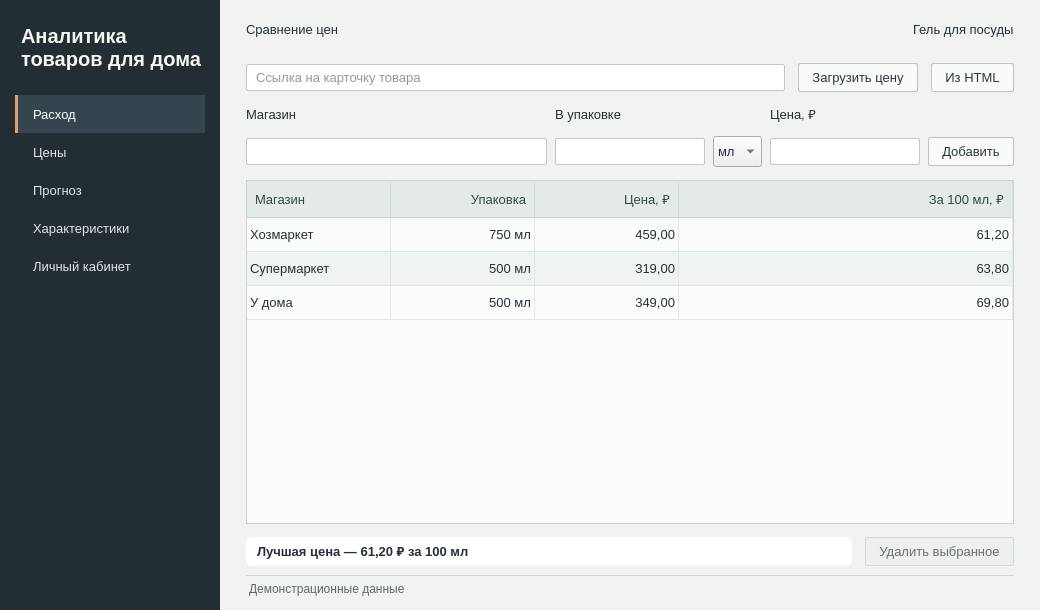
Joe6355/_Analytics-for-household-goods, file household_goods.ui: the form before one commit.
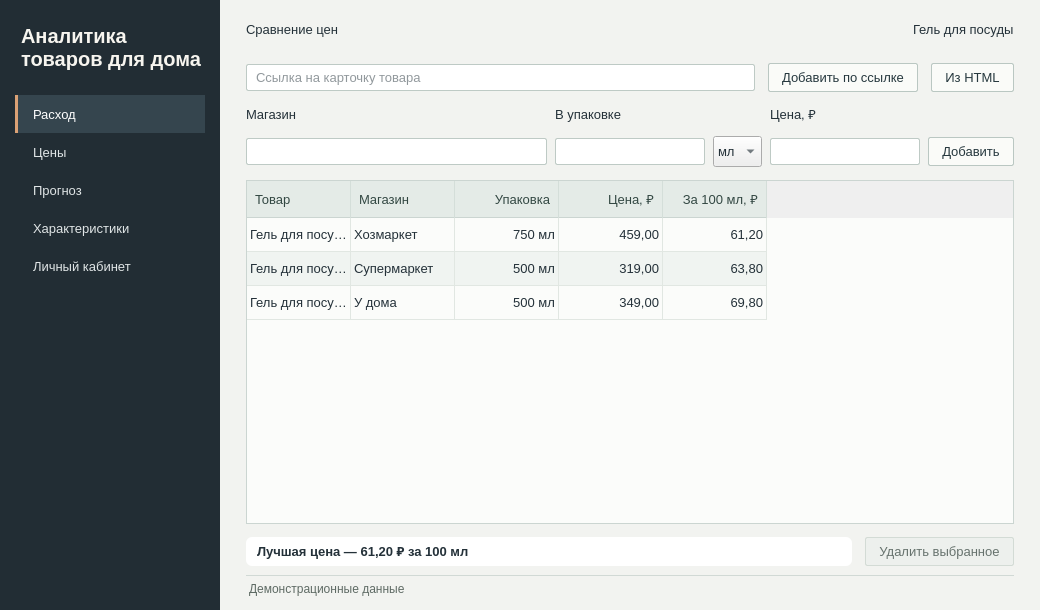
The form after the commit. The open tabs and pages were chosen to show the change. Icons and pictures are not drawn.

What changed in the file:
```diff
--- a/household_goods.ui
+++ b/household_goods.ui
@@ -797,7 +797,7 @@
                <item>
                 <widget class="QPushButton" name="loadPriceButton">
                  <property name="text">
-                  <string>Загрузить цену</string>
+                  <string>Добавить по ссылке</string>
                  </property>
                 </widget>
                </item>
@@ -896,6 +896,9 @@
                <property name="accessibleName">
                 <string>Сравнение предложений</string>
                </property>
+               <property name="wordWrap">
+                <bool>false</bool>
+               </property>
                <property name="editTriggers">
                 <set>QAbstractItemView::NoEditTriggers</set>
                </property>
@@ -909,10 +912,7 @@
                 <enum>QAbstractItemView::SelectRows</enum>
                </property>
                <attribute name="horizontalHeaderDefaultSectionSize">
-                <number>144</number>
-               </attribute>
-               <attribute name="horizontalHeaderStretchLastSection">
-                <bool>true</bool>
+                <number>104</number>
                </attribute>
                <attribute name="verticalHeaderVisible">
                 <bool>false</bool>
@@ -923,6 +923,14 @@
                <row/>
                <row/>
                <row/>
+               <column>
+                <property name="text">
+                 <string>Товар</string>
+                </property>
+                <property name="textAlignment">
+                 <set>AlignLeading|AlignVCenter</set>
+                </property>
+               </column>
                <column>
                 <property name="text">
                  <string>Магазин</string>
@@ -957,26 +965,31 @@
                </column>
                <item row="0" column="0">
                 <property name="text">
-                 <string>Хозмаркет</string>
+                 <string>Гель для посуды</string>
                 </property>
                </item>
                <item row="0" column="1">
                 <property name="text">
-                 <string>750 мл</string>
-                </property>
-                <property name="textAlignment">
-                 <set>AlignTrailing|AlignVCenter</set>
+                 <string>Хозмаркет</string>
                 </property>
                </item>
                <item row="0" column="2">
                 <property name="text">
+                 <string>750 мл</string>
+                </property>
+                <property name="textAlignment">
+                 <set>AlignTrailing|AlignVCenter</set>
+                </property>
+               </item>
+               <item row="0" column="3">
+                <property name="text">
                  <string>459,00</string>
                 </property>
                 <property name="textAlignment">
                  <set>AlignTrailing|AlignVCenter</set>
                 </property>
                </item>
-               <item row="0" column="3">
+               <item row="0" column="4">
                 <property name="text">
                  <string>61,20</string>
                 </property>
@@ -986,10 +999,15 @@
                </item>
                <item row="1" column="0">
                 <property name="text">
+                 <string>Гель для посуды</string>
+                </property>
+               </item>
+               <item row="1" column="1">
+                <property name="text">
                  <string>Супермаркет</string>
                 </property>
                </item>
-               <item row="1" column="1">
+               <item row="1" column="2">
                 <property name="text">
                  <string>500 мл</string>
                 </property>
@@ -997,7 +1015,7 @@
                  <set>AlignTrailing|AlignVCenter</set>
                 </property>
                </item>
-               <item row="1" column="2">
+               <item row="1" column="3">
                 <property name="text">
                  <string>319,00</string>
                 </property>
@@ -1005,7 +1023,7 @@
                  <set>AlignTrailing|AlignVCenter</set>
                 </property>
                </item>
-               <item row="1" column="3">
+               <item row="1" column="4">
                 <property name="text">
                  <string>63,80</string>
                 </property>
@@ -1015,26 +1033,31 @@
                </item>
                <item row="2" column="0">
                 <property name="text">
-                 <string>У дома</string>
+                 <string>Гель для посуды</string>
                 </property>
                </item>
                <item row="2" column="1">
                 <property name="text">
-                 <string>500 мл</string>
-                </property>
-                <property name="textAlignment">
-                 <set>AlignTrailing|AlignVCenter</set>
+                 <string>У дома</string>
                 </property>
                </item>
                <item row="2" column="2">
                 <property name="text">
-                 <string>349,00</string>
+                 <string>500 мл</string>
                 </property>
                 <property name="textAlignment">
                  <set>AlignTrailing|AlignVCenter</set>
                 </property>
                </item>
                <item row="2" column="3">
+                <property name="text">
+                 <string>349,00</string>
+                </property>
+                <property name="textAlignment">
+                 <set>AlignTrailing|AlignVCenter</set>
+                </property>
+               </item>
+               <item row="2" column="4">
                 <property name="text">
                  <string>69,80</string>
                 </property>
```
Left out of the diff: 2 changed lines with no effect on the pictures.
